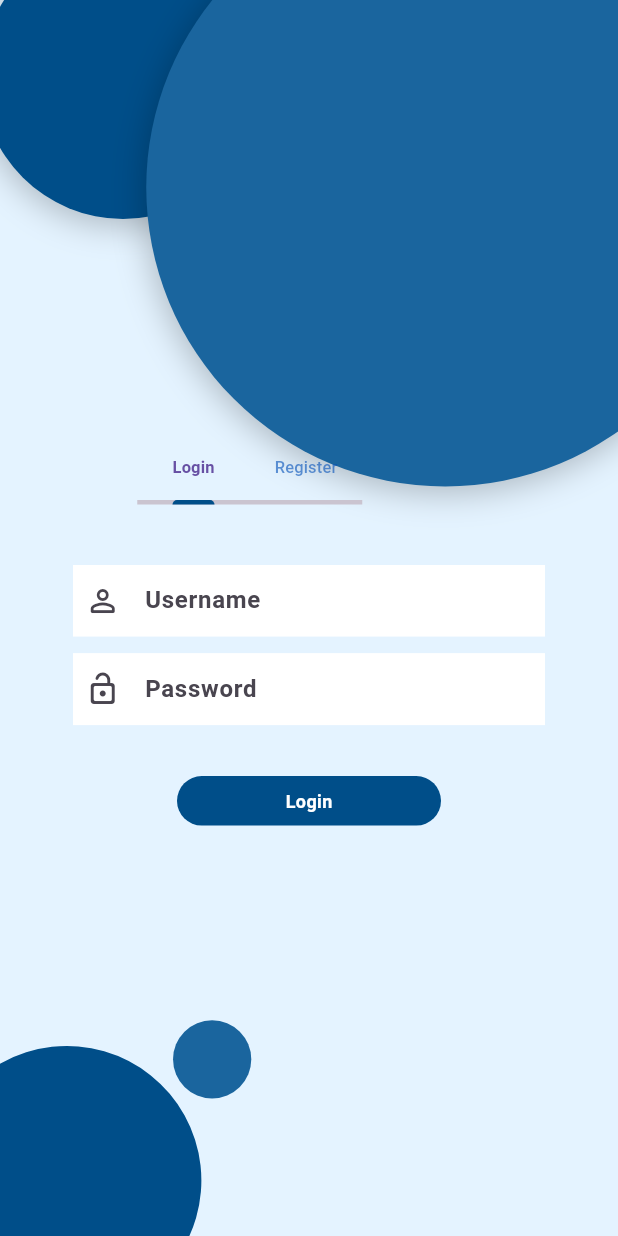
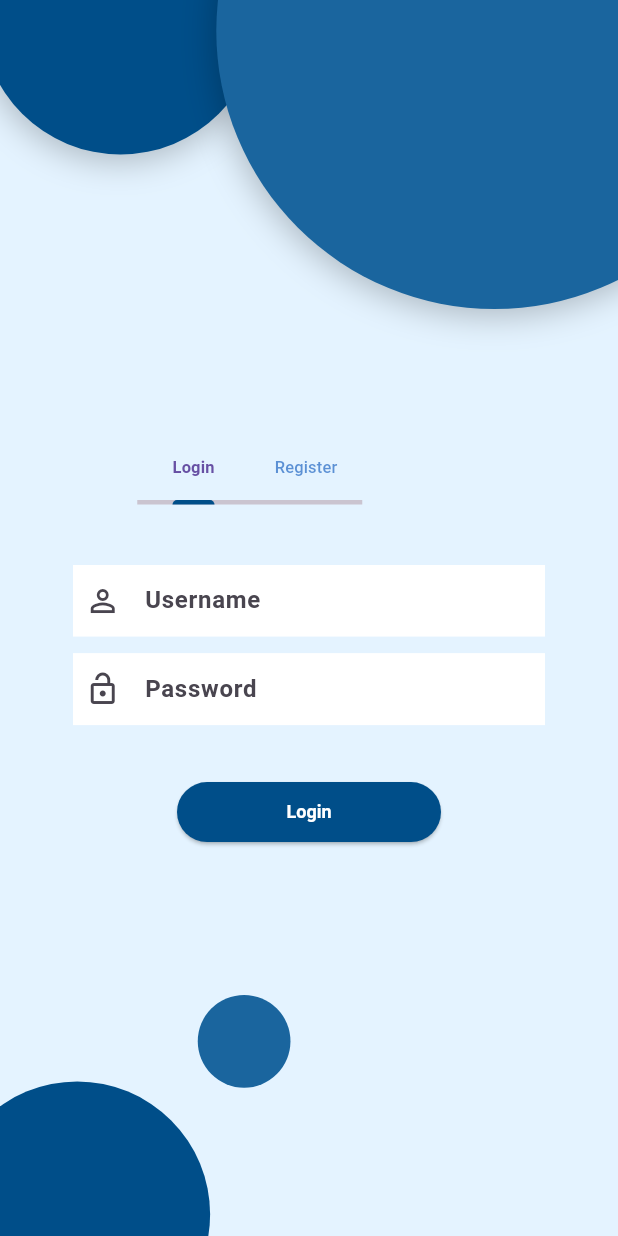
Before and after one commit to louJ-dev/ABC-of-Flutter, a Flutter app: the screen it shows after launch, on a phone screen of 412 x 824 dp. Run offline on Flutter 3.47's test engine with Material 3 defaults, Android fonts, the phone set to English and light mode, and no system bars; our stand-ins replace google_fonts.

Commit message:
fix onScreenKeyboard adjusting design and changed containers to elavatedButtom then added elevatedButtomTheme for cleaner code

```diff
--- a/learning_flutter/lib/main.dart
+++ b/learning_flutter/lib/main.dart
@@ -15,6 +15,18 @@ class MyApp extends StatelessWidget {
       debugShowCheckedModeBanner: false,
       home: LoginPage(),
       theme: ThemeData(
+        elevatedButtonTheme: ElevatedButtonThemeData(
+          style: ElevatedButton.styleFrom(
+            fixedSize: Size(176, 33),
+            backgroundColor: Color(0xFF004E89),
+            foregroundColor: Colors.white,
+            textStyle: TextStyle(
+              color: Colors.white,
+              fontSize: 12,
+              fontWeight: FontWeight.bold,
+            ),
+          )
+        ),
         textTheme: GoogleFonts.robotoTextTheme(Theme.of(context).textTheme)
       ),
     );
--- a/learning_flutter/lib/pages/login_page.dart
+++ b/learning_flutter/lib/pages/login_page.dart
@@ -1,4 +1,5 @@
 import 'package:flutter/material.dart';
+import 'package:learning_flutter/components/custom_text_field.dart';
 
 // Tried making this login screen I saw on google / pinterest, can't remember
 
@@ -17,17 +18,21 @@ class _LoginPageState extends State<LoginPage> {
 
   @override
   Widget build(BuildContext context) {
+    Size deviceSize = MediaQuery.of(context).size;
+
     return Scaffold(
       backgroundColor: Color(0xFFE4F3FF),
+      resizeToAvoidBottomInset: false,
       body: SafeArea(
+        maintainBottomViewPadding: true,
         child: Stack(
           children: [
             Positioned(
-              left: -17,
-              top: -43,
+              left: deviceSize.width * -0.03, // -17,
+              top: deviceSize.height * -0.1, // -43,
               child: Container(
-                width: 198,
-                height: 189,
+                width: deviceSize.width * 0.45, // 200
+                height: deviceSize.width * 0.45, // 189
                 decoration: BoxDecoration(
                   shape: BoxShape.circle,
                   color: Color(0xff004E89),
@@ -41,12 +46,13 @@ class _LoginPageState extends State<LoginPage> {
                 ),
               ),
             ),
+
             Positioned(
-              left: 97.5,
-              top: -79.26,
+              left: deviceSize.width * 0.35, // 97.5,
+              top: deviceSize.height * -0.2, // -79.26,
               child: Container(
-                width: 398.58,
-                height: 408.51,
+                width: deviceSize.width * 0.9, // 398.58
+                height: deviceSize.width * 0.9, // 408.51
                 decoration: BoxDecoration(
                   shape: BoxShape.circle,
                   color: Color(0xFF1A659E),
@@ -57,6 +63,32 @@ class _LoginPageState extends State<LoginPage> {
                       color: Colors.black.withValues(alpha: 0.25),
                     ),
                   ],
+                ),
+              ),
+            ),
+
+                        Positioned(
+              left: deviceSize.width * -0.09, // -45,
+              bottom: deviceSize.height * -0.09, // 692,
+              child: Container(
+                width: deviceSize.width * 0.43, // 179.25,
+                height: deviceSize.width * 0.43, // 189.95,
+                decoration: BoxDecoration(
+                  shape: BoxShape.circle,
+                  color: Color(0xFF004E89),
+                ),
+              ),
+            ),
+
+            Positioned(
+              left: deviceSize.width * 0.32, // 115.35,
+              bottom: deviceSize.height * 0.12, // 680.14,
+              child: Container(
+                width: deviceSize.width * 0.15, // 52.17,
+                height: deviceSize.width * 0.15, // 52.17,
+                decoration: BoxDecoration(
+                  shape: BoxShape.circle,
+                  color: Color(0xff1A659E),
                 ),
               ),
             ),
@@ -84,12 +116,12 @@ class _LoginPageState extends State<LoginPage> {
                             indicatorWeight: 2,
                             labelStyle: TextStyle(
                               fontSize: 11,
-                              fontWeight: FontWeight.bold
+                              fontWeight: FontWeight.bold,
                             ),
                             unselectedLabelStyle: TextStyle(
                               color: Color(0xFF004EB8).withValues(alpha: 0.6),
                               fontWeight: FontWeight.w500,
-                              fontSize: 11
+                              fontSize: 11,
                             ),
                             tabs: [
                               Tab(text: "Login"),
@@ -99,7 +131,7 @@ class _LoginPageState extends State<LoginPage> {
                         ),
                       ),
 
-                      SizedBox(height: 40,),
+                      SizedBox(height: 40),
 
                       Expanded(
                         child: TabBarView(
@@ -111,61 +143,18 @@ class _LoginPageState extends State<LoginPage> {
                               height: 200,
                               child: Column(
                                 children: [
-                                  Container(
-                                    color: Colors.white,
-                                    padding: EdgeInsetsDirectional.symmetric(horizontal: 8),
-                                    child: TextField(
-                                      controller: _userControl,
-                                      decoration: InputDecoration(
-                                        border: InputBorder.none,
-                                        icon: Icon(Icons.person_outline_rounded),
-                                        fillColor: Colors.white,
-                                        hintText: "Username",
-                                        hintStyle: TextStyle(
-                                          fontWeight: FontWeight.bold
-                                        )
-                                      ),
-                                    ),
-                                  ),
+                                  CustomTextField(controller: _userControl, hintText: "Username", iconData: Icons.person_outline_sharp),
 
                                   SizedBox(height: 11),
 
-                                  Container(
-                                    color: Colors.white,
-                                    padding: EdgeInsetsDirectional.symmetric(horizontal: 8),
-                                    child: TextField(
-                                      controller: _passControl,
-                                      obscureText: true,
-                                      decoration: InputDecoration(
-                                        border: InputBorder.none,
-                                        icon: Icon(Icons.lock_open_rounded),
-                                        hintText: "Password",
-                                        hintStyle: TextStyle(
-                                          fontWeight: FontWeight.bold
-                                        )
-                                      ),
-                                    ),
-                                  ),
+                                  CustomTextField(controller: _passControl, hintText: "Password", iconData: Icons.lock_open_outlined, obscure: true),
 
                                   SizedBox(height: 34),
 
-                                  Container(
-                                    width: 176,
-                                    height: 33,
-                                    decoration: BoxDecoration(
-                                      color: Color(0xFF004E89),
-                                      borderRadius: BorderRadius.circular(100)
-                                    ),
-                                    alignment: Alignment.center,
-                                    child: Text(
-                                      "Login",
-                                      style: TextStyle(
-                                        color: Colors.white,
-                                        fontSize: 12,
-                                        fontWeight: FontWeight.bold
-                                      ),
-                                    )
-                                  )
+                                  ElevatedButton(
+                                    onPressed: () => {},
+                                    child: Text("Login"),
+                                  ),
                                 ],
                               ),
                             ),
@@ -176,83 +165,25 @@ class _LoginPageState extends State<LoginPage> {
                               height: 200,
                               child: Column(
                                 children: [
-                                  Container(
-                                    color: Colors.white,
-                                    padding: EdgeInsetsDirectional.symmetric(horizontal: 8),
-                                    child: TextField(
-                                      controller: _userControl,
-                                      decoration: InputDecoration(
-                                        border: InputBorder.none,
-                                        icon: Icon(Icons.person_outline_rounded),
-                                        fillColor: Colors.white,
-                                        hintText: "Username",
-                                        hintStyle: TextStyle(
-                                          fontWeight: FontWeight.bold
-                                        )
-                                      ),
-                                    ),
-                                  ),
+                                  CustomTextField(controller: _userControl, hintText: "Username", iconData: Icons.person_outline_sharp),
 
                                   SizedBox(height: 11),
 
-                                  Container(
-                                    color: Colors.white,
-                                    padding: EdgeInsetsDirectional.symmetric(horizontal: 8),
-                                    child: TextField(
-                                      controller: _passControl,
-                                      obscureText: true,
-                                      decoration: InputDecoration(
-                                        border: InputBorder.none,
-                                        icon: Icon(Icons.lock_open_rounded),
-                                        hintText: "Password",
-                                        hintStyle: TextStyle(
-                                          fontWeight: FontWeight.bold
-                                        )
-                                      ),
-                                    ),
-                                  ),
+                                  CustomTextField(controller: _passControl, hintText: "Password", iconData: Icons.lock_open_outlined, obscure: true),
 
                                   SizedBox(height: 11),
 
-                                  Container(
-                                    color: Colors.white,
-                                    padding: EdgeInsetsDirectional.symmetric(horizontal: 8),
-                                    child: TextField(
-                                      controller: _passControl,
-                                      decoration: InputDecoration(
-                                        border: InputBorder.none,
-                                        icon: Icon(Icons.email_outlined),
-                                        hintText: "Email",
-                                        hintStyle: TextStyle(
-                                          fontWeight: FontWeight.bold
-                                        )
-                                      ),
-                                    ),
-                                  ),
+                                  CustomTextField(controller: _userControl, hintText: "Email", iconData: Icons.person_outline_sharp),
 
                                   SizedBox(height: 34),
 
-                                  Container(
-                                    width: 176,
-                                    height: 33,
-                                    decoration: BoxDecoration(
-                                      color: Color(0xFF004E89),
-                                      borderRadius: BorderRadius.circular(100)
-                                    ),
-                                    alignment: Alignment.center,
-                                    child: Text(
-                                      "Login",
-                                      style: TextStyle(
-                                        color: Colors.white,
-                                        fontSize: 12,
-                                        fontWeight: FontWeight.bold
-                                      ),
-                                    )
-                                  )
+                                  ElevatedButton(
+                                    onPressed: () => {},
+                                    child: Text("Sign Up"),
+                                  ),
                                 ],
                               ),
                             ),
-
                           ],
                         ),
                       ),
@@ -261,35 +192,6 @@ class _LoginPageState extends State<LoginPage> {
                 ),
               ),
             ),
-
-            Positioned(
-              left: -45,
-              top: 692,
-              child: Transform.rotate(
-                angle: 0.870,
-                child: Container(
-                  width: 179.25,
-                  height: 189.95,
-                  decoration: BoxDecoration(
-                    shape: BoxShape.circle,
-                    color: Color(0xFF004E89),
-                  ),
-                ),
-              ),
-            ),
-
-            Positioned(
-              left: 115.35,
-              top: 680.14,
-              child: Container(
-                width: 52.17,
-                height: 52.17,
-                decoration: BoxDecoration(
-                  shape: BoxShape.circle,
-                  color: Color(0xff1A659E),
-                ),
-              ),
-            )
           ],
         ),
       ),
```
